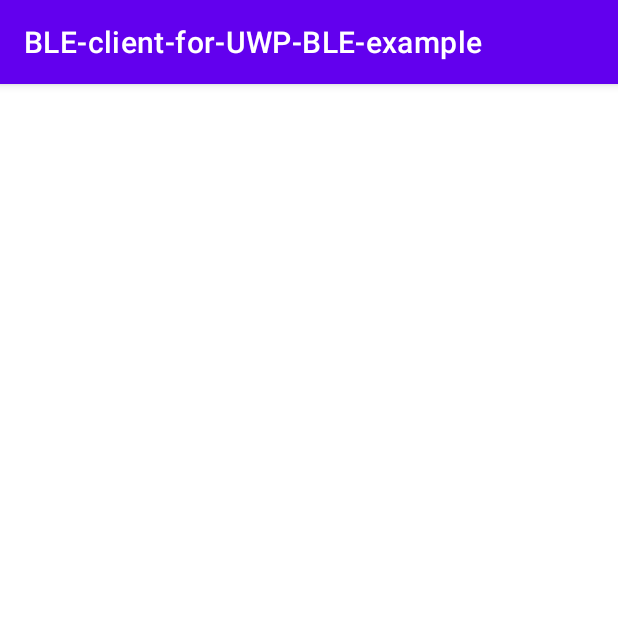
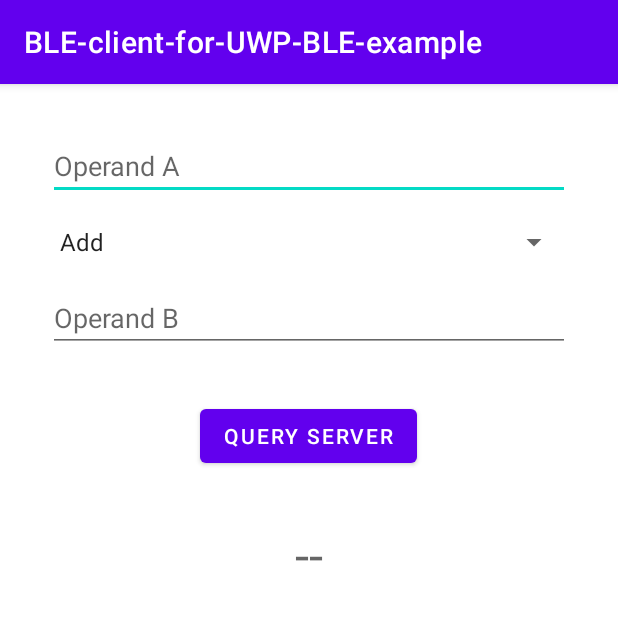
Before and after one commit to janouwehand/Android-BluetoothLE-Example, an Android app: the CalculatorActivity screen opened directly, with no data from a screen before it, on a phone screen of 412 x 824 dp, the top half of it. Run offline under Robolectric (Android 15) with nearby library versions, the phone set to English and light mode, and no system bars; 2 statements that could not run were skipped.

Commit message:
Screen layout

```diff
--- a/app/build.gradle
+++ b/app/build.gradle
@@ -37,6 +37,7 @@ dependencies {
     implementation 'androidx.appcompat:appcompat:1.3.1'
     implementation 'com.google.android.material:material:1.4.0'
     implementation 'androidx.constraintlayout:constraintlayout:2.1.1'
+    implementation 'com.github.jparkie:promise:1.0.3'
     testImplementation 'junit:junit:4.+'
     androidTestImplementation 'androidx.test.ext:junit:1.1.3'
     androidTestImplementation 'androidx.test.espresso:espresso-core:3.4.0'
--- a/app/src/main/java/nl/softable/bleuwpexample/CalculatorActivity.kt
+++ b/app/src/main/java/nl/softable/bleuwpexample/CalculatorActivity.kt
@@ -1,8 +1,7 @@
 package nl.softable.bleuwpexample
 
+import android.os.Bundle
 import androidx.appcompat.app.AppCompatActivity
-import android.os.Bundle
-import java.util.jar.Attributes
 
 class CalculatorActivity : AppCompatActivity() {
 
@@ -19,4 +18,6 @@ class CalculatorActivity : AppCompatActivity() {
         deviceAddress = intent.getStringExtra(DEVICEADDRESS)!!
         title = deviceAddress
     }
+
+
 }
--- a/app/src/main/java/nl/softable/bleuwpexample/MainActivity.kt
+++ b/app/src/main/java/nl/softable/bleuwpexample/MainActivity.kt
@@ -7,14 +7,14 @@ import android.bluetooth.BluetoothAdapter
 import android.bluetooth.le.ScanResult
 import android.content.Intent
 import android.content.pm.PackageManager
-import androidx.appcompat.app.AppCompatActivity
 import android.os.Bundle
 import android.view.View
 import android.widget.Toast
+import androidx.appcompat.app.AppCompatActivity
 import androidx.core.app.ActivityCompat
 import androidx.core.content.ContextCompat
-import com.example.course1.ExampleScanner
-import com.example.course1.ExampleScannerCallback
+import nl.softable.bleuwpexample.bt.ExampleScanner
+import nl.softable.bleuwpexample.bt.ExampleScannerCallback
 import java.util.*
 import kotlin.concurrent.schedule
 
--- a/app/src/main/java/nl/softable/bleuwpexample/bt/ExampleScanner.kt
+++ b/app/src/main/java/nl/softable/bleuwpexample/bt/ExampleScanner.kt
@@ -1,4 +1,4 @@
-package com.example.course1
+package nl.softable.bleuwpexample.bt
 
 import android.bluetooth.BluetoothAdapter
 import android.bluetooth.BluetoothDevice
--- a/app/src/main/res/layout/activity_calculator.xml
+++ b/app/src/main/res/layout/activity_calculator.xml
@@ -6,4 +6,69 @@
     android:layout_height="match_parent"
     tools:context=".CalculatorActivity">
 
+    <EditText
+        android:id="@+id/edtOperandA"
+        android:layout_width="0dp"
+        android:layout_height="wrap_content"
+        android:layout_marginStart="32dp"
+        android:layout_marginTop="32dp"
+        android:layout_marginEnd="32dp"
+        android:contentDescription="Operand A"
+        android:ems="10"
+        android:hint="Operand A"
+        android:inputType="number"
+        app:layout_constraintEnd_toEndOf="parent"
+        app:layout_constraintStart_toStartOf="parent"
+        app:layout_constraintTop_toTopOf="parent" />
+
+    <Spinner
+        android:id="@+id/spinner"
+        android:layout_width="0dp"
+        android:layout_height="wrap_content"
+        android:layout_marginStart="32dp"
+        android:layout_marginTop="16dp"
+        android:layout_marginEnd="32dp"
+        android:entries="@array/operator_array"
+        app:layout_constraintEnd_toEndOf="parent"
+        app:layout_constraintHorizontal_bias="0.0"
+        app:layout_constraintStart_toStartOf="parent"
+        app:layout_constraintTop_toBottomOf="@+id/edtOperandA" />
+
+    <EditText
+        android:id="@+id/edtOperandB"
+        android:layout_width="0dp"
+        android:layout_height="wrap_content"
+        android:layout_marginStart="32dp"
+        android:layout_marginTop="16dp"
+        android:layout_marginEnd="32dp"
+        android:contentDescription="Operand B"
+        android:ems="10"
+        android:hint="Operand B"
+        android:inputType="number"
+        app:layout_constraintEnd_toEndOf="parent"
+        app:layout_constraintStart_toStartOf="parent"
+        app:layout_constraintTop_toBottomOf="@+id/spinner" />
+
+    <Button
+        android:id="@+id/btnQuery"
+        android:layout_width="wrap_content"
+        android:layout_height="wrap_content"
+        android:layout_marginTop="32dp"
+        android:text="Query Server"
+        app:layout_constraintEnd_toEndOf="parent"
+        app:layout_constraintHorizontal_bias="0.498"
+        app:layout_constraintStart_toStartOf="parent"
+        app:layout_constraintTop_toBottomOf="@+id/edtOperandB" />
+
+    <TextView
+        android:id="@+id/edtResult"
+        android:layout_width="wrap_content"
+        android:layout_height="wrap_content"
+        android:layout_marginTop="32dp"
+        android:text="--"
+        android:textAppearance="@style/TextAppearance.AppCompat.Display1"
+        app:layout_constraintEnd_toEndOf="parent"
+        app:layout_constraintStart_toStartOf="parent"
+        app:layout_constraintTop_toBottomOf="@+id/btnQuery" />
+
 </androidx.constraintlayout.widget.ConstraintLayout>
--- /dev/null
+++ b/app/src/main/res/values/operators.xml
@@ -0,0 +1,9 @@
+<?xml version="1.0" encoding="utf-8"?>
+<resources>
+    <string-array name="operator_array">
+        <item nr="1">Add</item>
+        <item nr="2">Subtract</item>
+        <item nr="3">Multiply</item>
+        <item nr="4">Divide</item>
+    </string-array>
+</resources>
```
Also changed, not shown: app/src/main/java/nl/softable/bleuwpexample/bt/ExampleCharacteristics.kt (added, +174 -0 lines), 2 other files.
